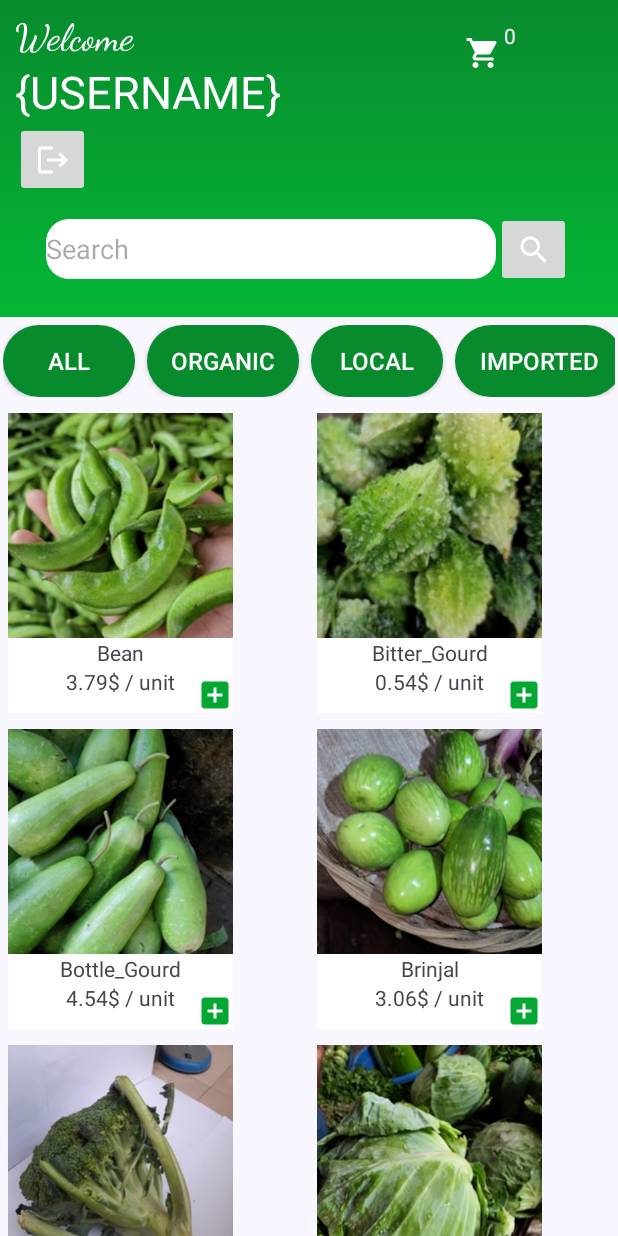
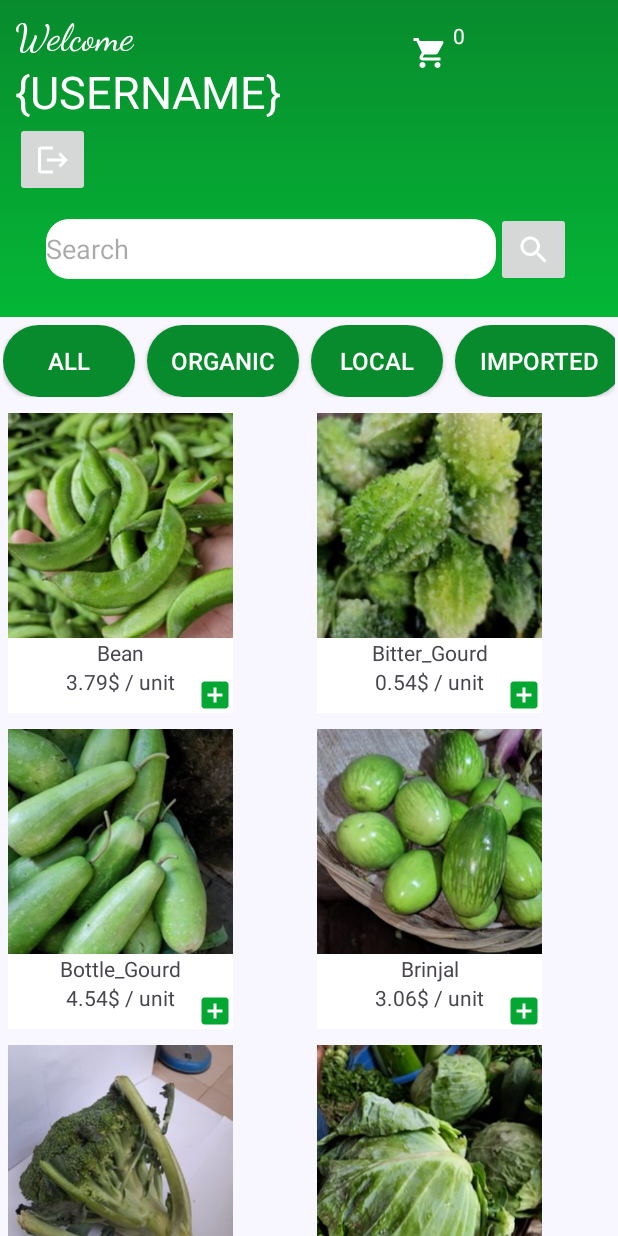
Before and after one commit to albatranomar/GardenCart, an Android app: the MainActivity screen opened directly, with no data from a screen before it, on a phone screen of 412 x 824 dp. Run offline under Robolectric (Android 15) with nearby library versions, the phone set to English and light mode, and no system bars; 3 statements that could not run were skipped.

Commit message:
feat: Cart functioning :) & and cart save after logout

```diff
--- a/app/src/main/java/com/android/gardencart/activities/MainActivity.java
+++ b/app/src/main/java/com/android/gardencart/activities/MainActivity.java
@@ -1,7 +1,7 @@
 package com.android.gardencart.activities;
 
 import static com.android.gardencart.activities.LoginActivity.KEEP_LOGIN;
-import static com.android.gardencart.activities.LoginActivity.USER_DATA;
+import static com.android.gardencart.activities.LoginActivity.USER_USERNAME;
 
 import android.content.Intent;
 import android.content.SharedPreferences;
@@ -25,6 +25,7 @@ import androidx.recyclerview.widget.RecyclerView;
 import com.android.gardencart.R;
 import com.android.gardencart.adapters.CardAdapter;
 import com.android.gardencart.adapters.ChipAdapter;
+import com.android.gardencart.models.CartItem;
 import com.android.gardencart.models.Item;
 import com.android.gardencart.models.User;
 import com.android.gardencart.repositores.items.IItemsRepository;
@@ -46,7 +47,7 @@ public class MainActivity extends AppCompatActivity {
 
     private RecyclerView rvTags, rvCards;
     private ImageButton ibLogout, ibSearch;
-    private TextView tvUsername;
+    private TextView tvUsername, tvCartItemsNumber;
     private EditText etSearch;
 
     private IItemsRepository itemsRepository;
@@ -76,14 +77,13 @@ public class MainActivity extends AppCompatActivity {
     }
 
     private void setupPreferences() {
-        Gson gson = new Gson();
         prefs = PreferenceManager.getDefaultSharedPreferences(this);
         editor = prefs.edit();
 
-        String userData = prefs.getString(USER_DATA, null);
-        if (userData != null) {
+        String username = prefs.getString(USER_USERNAME, null);
+        if (username != null) {
             try {
-                user = gson.fromJson(userData, User.class);
+                user = usersRepository.getUserByUsername(username);
             } catch (Exception ex) {
                 Toast.makeText(MainActivity.this, ex.getMessage(), Toast.LENGTH_SHORT).show();
             }
@@ -97,7 +97,7 @@ public class MainActivity extends AppCompatActivity {
         tvUsername = findViewById(R.id.tvUsername);
         etSearch = findViewById(R.id.etSearch);
         ibSearch = findViewById(R.id.ibSearch);
-
+        tvCartItemsNumber = findViewById(R.id.tvCartItemNumbers);
 
         ArrayList<String> tags = new ArrayList<>();
         tags.add("all");
@@ -107,13 +107,18 @@ public class MainActivity extends AppCompatActivity {
         rvTags.setLayoutManager(layoutManager);
         rvTags.setAdapter(chipAdapter);
 
-
-        cardAdapter = new CardAdapter(this, itemsRepository.getItems());
+        cardAdapter = new CardAdapter(this, itemsRepository.getItems(), this::onAddItemToCart);
         GridLayoutManager gridLayoutManager = new GridLayoutManager(this, 2);
         rvCards.setLayoutManager(gridLayoutManager);
         rvCards.setAdapter(cardAdapter);
 
         tvUsername.setText(user.getUsername());
+
+        int units = 0;
+        for (CartItem ci: user.getCart()) {
+            units += ci.getAmount();
+        }
+        tvCartItemsNumber.setText(units + "");
 
         ibLogout.setOnClickListener(this::onLogout);
         ibSearch.setOnClickListener(this::onSearchClick);
@@ -141,6 +146,32 @@ public class MainActivity extends AppCompatActivity {
         cardAdapter.setItems(filtered);
     }
 
+    private void onAddItemToCart(Item item) {
+        boolean added = false;
+        for (CartItem i: user.getCart()) {
+            if (i.getId().equalsIgnoreCase(item.getId())) {
+                i.setAmount(i.getAmount() + 1);
+                added = true;
+                break;
+            }
+        }
+
+        if (!added) {
+            user.getCart().add(new CartItem(item.getId(), item.getName(), item.getImage(), item.getTags(), item.getPricePerUnit(), 1));
+        }
+
+        int units = 0;
+        for (CartItem ci: user.getCart()) {
+            units += ci.getAmount();
+        }
+
+        Gson gson = new Gson();
+        editor.putString(USERS_DATA, gson.toJson(usersRepository.getUsers()));
+        editor.commit();
+
+        tvCartItemsNumber.setText(units + " ");
+    }
+
     private void onLogout(View v) {
         Gson gson = new Gson();
 
--- a/app/src/main/java/com/android/gardencart/adapters/CardAdapter.java
+++ b/app/src/main/java/com/android/gardencart/adapters/CardAdapter.java
@@ -4,6 +4,7 @@ import android.content.Context;
 import android.view.LayoutInflater;
 import android.view.View;
 import android.view.ViewGroup;
+import android.widget.ImageButton;
 import android.widget.ImageView;
 import android.widget.TextView;
 
@@ -18,10 +19,12 @@ import java.util.List;
 public class CardAdapter extends RecyclerView.Adapter<CardAdapter.CardViewHolder> {
     private List<Item> items;
     private final Context context;
+    private final OnAddClickedListener listener;
 
-    public CardAdapter(Context context, List<Item> items) {
+    public CardAdapter(Context context, List<Item> items, OnAddClickedListener listener) {
         this.context = context;
         this.items = items;
+        this.listener = listener;
     }
 
     public void setItems(List<Item> items) {
@@ -42,6 +45,7 @@ public class CardAdapter extends RecyclerView.Adapter<CardAdapter.CardViewHolder
         holder.name.setText(item.getName());
         holder.price.setText(item.getPricePerUnit() + "$ / unit");
         holder.image.setImageResource(item.getImage());
+        holder.button.setOnClickListener(v -> this.listener.onClick(item));
     }
 
     @Override
@@ -49,15 +53,21 @@ public class CardAdapter extends RecyclerView.Adapter<CardAdapter.CardViewHolder
         return items.size();
     }
 
+    public interface OnAddClickedListener {
+        void onClick(Item item);
+    }
+
     public static class CardViewHolder extends RecyclerView.ViewHolder {
         TextView name, price;
         ImageView image;
+        ImageView button;
 
         public CardViewHolder(@NonNull View itemView) {
             super(itemView);
             name = itemView.findViewById(R.id.tvCardTitle);
             price = itemView.findViewById(R.id.tvCardPrice);
             image = itemView.findViewById(R.id.ivCardImage);
+            button = itemView.findViewById(R.id.ibAddToCart);
         }
     }
 }
--- a/app/src/main/java/com/android/gardencart/repositores/users/MockUsers.java
+++ b/app/src/main/java/com/android/gardencart/repositores/users/MockUsers.java
@@ -1,8 +1,11 @@
 package com.android.gardencart.repositores.users;
+
+import android.util.Log;
 
 import com.android.gardencart.models.User;
 
 import java.util.ArrayList;
+import java.util.Collections;
 import java.util.List;
 import java.util.Optional;
 
--- a/app/src/main/res/layout/activity_main.xml
+++ b/app/src/main/res/layout/activity_main.xml
@@ -52,9 +52,8 @@
             </androidx.appcompat.widget.LinearLayoutCompat>
 
             <androidx.constraintlayout.widget.ConstraintLayout
-                android:layout_width="50dp"
+                android:layout_width="190dp"
                 android:layout_height="50dp"
-                android:layout_marginLeft="100dp"
                 android:clickable="true">
 
                 <ImageView
@@ -64,14 +63,14 @@
                     android:src="@drawable/cart_24"
                     app:layout_constraintBottom_toBottomOf="parent"
                     app:layout_constraintEnd_toEndOf="parent"
-                    app:layout_constraintHorizontal_bias="0.0"
+                    app:layout_constraintHorizontal_bias="0.391"
                     app:layout_constraintStart_toStartOf="parent"
                     app:layout_constraintTop_toTopOf="parent" />
 
                 <TextView
                     android:id="@+id/tvCartItemNumbers"
-                    android:layout_width="wrap_content"
-                    android:layout_height="wrap_content"
+                    android:layout_width="71dp"
+                    android:layout_height="20dp"
                     android:layout_marginTop="4dp"
                     android:text="0"
                     android:textColor="@color/white"
--- a/app/src/main/res/layout/component_item_card.xml
+++ b/app/src/main/res/layout/component_item_card.xml
@@ -12,7 +12,8 @@
         android:id="@+id/ivCardImage"
         android:layout_width="150dp"
         android:layout_height="150dp"
-        android:src="@drawable/veg" />
+        android:src="@drawable/veg"
+        />
 
     <TextView
         android:id="@+id/tvCardTitle"
@@ -31,6 +32,7 @@
         app:layout_constraintTop_toBottomOf="@+id/tvCardTitle" />
 
     <ImageView
+        android:id="@+id/ibAddToCart"
         android:layout_width="wrap_content"
         android:layout_height="wrap_content"
         android:src="@drawable/add_box_24"
```
Also changed, not shown: app/src/main/java/com/android/gardencart/activities/LoginActivity.java (+11 -10 lines).
